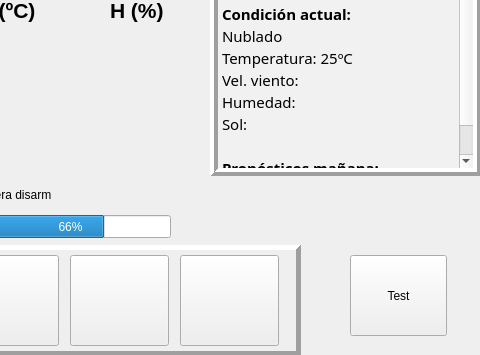
Qt form MainDialog.ui (maybar/DomoControl) before a commit; both pictures show x 320 to 800 and y 125 to 480 of the 800 by 480 pixel window.
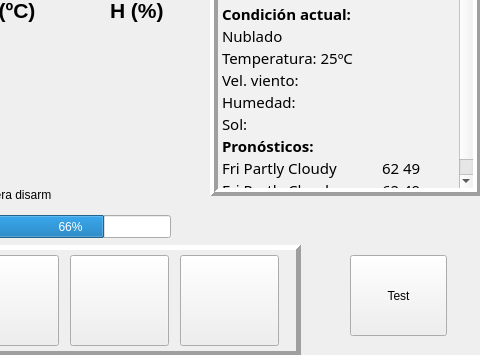
The same form after that commit. Icons and pictures are not drawn.

The edit to the form file:
```diff
--- a/MainDialog.ui
+++ b/MainDialog.ui
@@ -509,7 +509,7 @@
      <x>530</x>
      <y>50</y>
      <width>271</width>
-     <height>251</height>
+     <height>271</height>
     </rect>
    </property>
    <property name="palette">
@@ -591,8 +591,8 @@
 &lt;p style=&quot; margin-top:0px; margin-bottom:0px; margin-left:0px; margin-right:0px; -qt-block-indent:0; text-indent:0px;&quot;&gt;&lt;span style=&quot; font-family:'Ubuntu';&quot;&gt;Vel. viento: &lt;/span&gt;&lt;/p&gt;
 &lt;p style=&quot; margin-top:0px; margin-bottom:0px; margin-left:0px; margin-right:0px; -qt-block-indent:0; text-indent:0px;&quot;&gt;&lt;span style=&quot; font-family:'Ubuntu';&quot;&gt;Humedad:&lt;/span&gt;&lt;/p&gt;
 &lt;p style=&quot; margin-top:0px; margin-bottom:0px; margin-left:0px; margin-right:0px; -qt-block-indent:0; text-indent:0px;&quot;&gt;&lt;span style=&quot; font-family:'Ubuntu';&quot;&gt;Sol: &lt;/span&gt;&lt;/p&gt;
-&lt;p style=&quot;-qt-paragraph-type:empty; margin-top:0px; margin-bottom:0px; margin-left:0px; margin-right:0px; -qt-block-indent:0; text-indent:0px;&quot;&gt;&lt;br /&gt;&lt;/p&gt;
-&lt;p style=&quot; margin-top:0px; margin-bottom:0px; margin-left:0px; margin-right:0px; -qt-block-indent:0; text-indent:0px;&quot;&gt;&lt;span style=&quot; font-family:'Ubuntu'; font-weight:600;&quot;&gt;Pronósticos mañana:&lt;/span&gt;&lt;/p&gt;
+&lt;p style=&quot; margin-top:0px; margin-bottom:0px; margin-left:0px; margin-right:0px; -qt-block-indent:0; text-indent:0px;&quot;&gt;&lt;span style=&quot; font-family:'Ubuntu'; font-weight:600;&quot;&gt;Pronósticos:&lt;/span&gt;&lt;/p&gt;
+&lt;p style=&quot; margin-top:0px; margin-bottom:0px; margin-left:0px; margin-right:0px; -qt-block-indent:0; text-indent:0px;&quot;&gt;&lt;span style=&quot; font-family:'Courier New,courier';&quot;&gt;Fri Partly Cloudy	62 49&lt;/span&gt;&lt;/p&gt;
 &lt;p style=&quot; margin-top:0px; margin-bottom:0px; margin-left:0px; margin-right:0px; -qt-block-indent:0; text-indent:0px;&quot;&gt;&lt;span style=&quot; font-family:'Courier New,courier';&quot;&gt;Fri Partly Cloudy	62 49&lt;/span&gt;&lt;/p&gt;&lt;/body&gt;&lt;/html&gt;</string>
    </property>
    <property name="textInteractionFlags">
```
